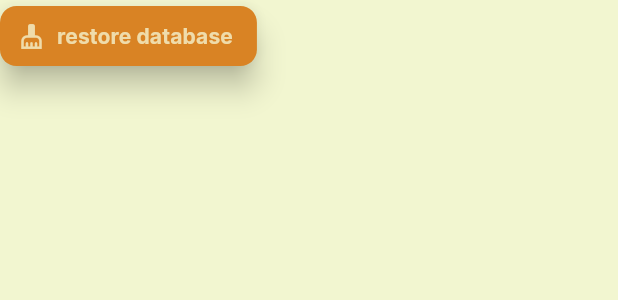
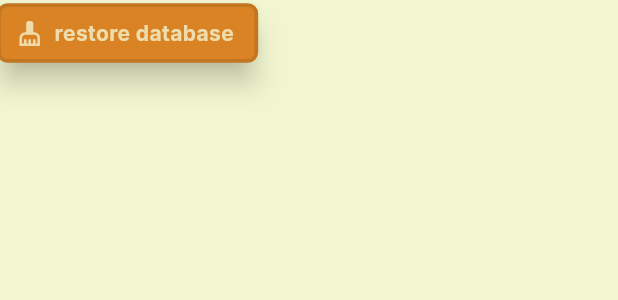
Before and after one commit to miguellrp/tesArte, a Flutter app: the TesArteTextIconButton widget shown alone on an empty page, opened directly, on a phone screen of 412 x 824 dp. Shown: the top 300 px of the screen. Run offline on Flutter 3.47's test engine with Material 3 defaults, Android fonts, the phone set to English and light mode, and no system bars; our stand-ins replace go_router, material_symbols_icons, sqflite, sqflite_common_ffi, transparent_image; missing offline and left inert: window_manager; accounts and stored records are empty.

```diff
--- a/lib/common/components/tesarte_text_icon_button.dart
+++ b/lib/common/components/tesarte_text_icon_button.dart
@@ -1,35 +1,83 @@
 import 'package:flutter/material.dart';
+import 'package:tesArte/common/utils/tesarte_extensions.dart';
 
-class TesArteTextIconButton extends StatelessWidget {
+class TesArteTextIconButton extends StatefulWidget {
   final String text;
-  final IconData? iconData;
+  final IconData? icon;
   final VoidCallback onPressed;
 
   final Color? backgroundColor;
   final Color? foregroundColor;
 
-  const TesArteTextIconButton({super.key,
+  const TesArteTextIconButton({
+    super.key,
     required this.text,
-    this.iconData,
+    this.icon,
     required this.onPressed,
+    this.backgroundColor,
+    this.foregroundColor,
+  });
 
-    this.backgroundColor,
-    this.foregroundColor
-  });
+  @override
+  State<TesArteTextIconButton> createState() => _TesArteTextIconButtonState();
+}
+
+class _TesArteTextIconButtonState extends State<TesArteTextIconButton> {
+  late final FocusNode _focusNode;
+
+  @override
+  void initState() {
+    super.initState();
+    _focusNode = FocusNode();
+  }
+
+  @override
+  void dispose() {
+    _focusNode.dispose();
+    super.dispose();
+  }
+
+  void _onFocusAction(bool isFocusing) {
+    setState(() {
+      if (isFocusing) {
+        _focusNode.requestFocus();
+      } else {
+        _focusNode.unfocus();
+      }
+    });
+  }
 
   @override
   Widget build(BuildContext context) {
     return TextButton.icon(
-      label: Text(text),
-      icon: iconData != null ? Icon(iconData) : null,
-      onPressed: () => onPressed(),
+      label: Text(widget.text,
+        style: Theme.of(context).textTheme.bodyMedium!.copyWith(
+          fontWeight: FontWeight.bold,
+          color: widget.foregroundColor ?? Theme.of(context).colorScheme.onSecondary,
+        ),
+      ),
+      icon: widget.icon != null ? Icon(widget.icon, color: widget.foregroundColor ?? Theme.of(context).colorScheme.onSecondary) : null,
+      onPressed: () => widget.onPressed(),
+      focusNode: _focusNode,
+      onFocusChange: (bool isFocusing) => _onFocusAction(isFocusing),
+      onHover: (bool isHovering) => _onFocusAction(isHovering),
       style: ButtonStyle(
-        shape: WidgetStatePropertyAll(RoundedRectangleBorder(borderRadius: BorderRadius.circular(11))),
+        visualDensity: VisualDensity.comfortable,
         elevation: WidgetStatePropertyAll(8),
         shadowColor: WidgetStatePropertyAll(Colors.black),
-        backgroundColor: backgroundColor != null ? WidgetStatePropertyAll(backgroundColor) : WidgetStatePropertyAll(Theme.of(context).colorScheme.secondary),
-        foregroundColor: foregroundColor != null ? WidgetStatePropertyAll(foregroundColor) : WidgetStatePropertyAll(Theme.of(context).colorScheme.onSecondary),
-        textStyle: WidgetStatePropertyAll(Theme.of(context).textTheme.labelLarge!.copyWith(fontWeight: FontWeight.bold))
+        backgroundColor: WidgetStatePropertyAll(widget.backgroundColor ?? Theme.of(context).colorScheme.secondary),
+        foregroundColor: WidgetStatePropertyAll(widget.foregroundColor ?? Theme.of(context).colorScheme.onSecondary),
+        textStyle: WidgetStatePropertyAll(Theme.of(context).textTheme.labelLarge!.copyWith(fontWeight: FontWeight.bold)),
+        shape: WidgetStatePropertyAll(
+          RoundedRectangleBorder(
+            borderRadius: BorderRadius.circular(5),
+            side: BorderSide(
+              width: 2.5,
+              strokeAlign: _focusNode.hasFocus ? 2.5 : 0.5,
+              color: Theme.of(context).colorScheme.secondary.darken(percent: 0.1),
+            ),
+          ),
+        ),
       ),
     );
   }
--- a/lib/common/components/tesarte_toast.dart
+++ b/lib/common/components/tesarte_toast.dart
@@ -23,12 +23,12 @@ class TesArteToast {
 
   static showSuccessToast(BuildContext context, {required String message}) {
     ScaffoldMessenger.of(context).showSnackBar(SnackBar(
-      backgroundColor: Colors.greenAccent,
+      backgroundColor: Colors.greenAccent.shade100,
       content: Row(
         mainAxisSize: MainAxisSize.min,
         spacing: 5,
         children: [
-          Icon(Icons.check_circle, color: Colors.greenAccent),
+          Icon(Icons.check_circle, color: Colors.green),
           Text(message, style: TextStyle(color: Colors.green)),
         ],
       ),
--- a/lib/common/layouts/skeleton_layout.dart
+++ b/lib/common/layouts/skeleton_layout.dart
@@ -30,7 +30,7 @@ class _SkeletonLayoutState extends State<SkeletonLayout> {
           Text("DevMode", style: TextTheme.of(context).labelSmall!.copyWith(color: Colors.white),),
           TesArteTextIconButton(
             text: "restore database",
-            iconData: Icons.cleaning_services,
+            icon: Icons.cleaning_services,
             onPressed: () {
               TesArteSession.instance.endSession();
               TesArteDBHelper.restoreTesArteDatabase();
--- a/lib/common/utils/tesarte_extensions.dart
+++ b/lib/common/utils/tesarte_extensions.dart
@@ -1,3 +1,7 @@
+import 'dart:ui';
+
+import 'package:flutter/material.dart';
+
 extension ValidationEmptyValue on String? {
   bool get isEmptyOrNull {
     return this == "" || this == null;
@@ -7,3 +11,18 @@ extension ValidationEmptyValue on String? {
     return this != "" && this != null;
   }
 }
+
+extension DarkenLightenColorExtension on Color {
+  /* Darken and Lighten extensions thanks to @Tien Do Nam: https://stackoverflow.com/a/75514666 */
+  Color darken({double percent = 0.1}) {
+    assert(0 <= percent && percent <= 1);
+
+    return Color.lerp(this, Colors.black, percent)!;
+  }
+
+  Color lighten({double percent = 0.1}) {
+    assert(0 <= percent && percent <= 1);
+
+    return Color.lerp(this, Colors.white, percent)!;
+  }
+}
--- a/lib/main.dart
+++ b/lib/main.dart
@@ -95,9 +95,9 @@ final TextTheme tesArteTextTheme = TextTheme(
   bodyLarge: TextStyle(fontFamily: 'Inter', fontSize: 16),
   bodyMedium: TextStyle(fontFamily: 'Inter', fontSize: 14),
   bodySmall: TextStyle(fontFamily: 'Inter', fontSize: 12),
-  labelLarge: TextStyle(fontFamily: 'Inter', fontSize: 14),
-  labelMedium: TextStyle(fontFamily: 'Inter', fontSize: 12),
-  labelSmall: TextStyle(fontFamily: 'Inter', fontSize: 11),
+  labelLarge: TextStyle(fontFamily: 'WinkyRough', fontSize: 16),
+  labelMedium: TextStyle(fontFamily: 'WinkyRough', fontSize: 14),
+  labelSmall: TextStyle(fontFamily: 'WinkyRough', fontSize: 13),
 );
 
 /* ----------------------------- */
--- a/lib/models/user/user.dart
+++ b/lib/models/user/user.dart
@@ -48,11 +48,13 @@ class User {
     }
   }
 
-  Future<void> get() async {
+  Future<void> getLastLoggedUser() async {
     final Database tesArteDB = await TesArteDBHelper.openTesArteDatabase();
 
     try {
-      final List<Map<String, Object?>> usersMapList = await tesArteDB.query(_tableName, limit: 1);
+      final List<Map<String, Object?>> usersMapList = await tesArteDB.query(_tableName,
+          orderBy: "a_last_login_date asc",
+          limit: 1);
       // TODO: multiple accounts
       Map<String, Object?> firstMap = usersMapList.first;
 
--- a/pubspec.yaml
+++ b/pubspec.yaml
@@ -81,3 +81,8 @@ flutter:
         - asset: lib/assets/fonts/Inter/Inter-VariableFont.ttf
         - asset: lib/assets/fonts/Inter/Inter-Italic-VariableFont.ttf
           style: italic
+    - family: WinkyRough
+      fonts:
+        - asset: lib/assets/fonts/WinkyRough/WinkyRough-VariableFont.ttf
+        - asset: lib/assets/fonts/WinkyRough/WinkyRough-Italic-VariableFont.ttf
+          style: italic
```
Also changed, not shown: lib/views/welcome_view/welcome_view.dart (+55 -45 lines), lib/assets/fonts/WinkyRough/WinkyRough-Italic-VariableFont.ttf (added), lib/assets/fonts/WinkyRough/WinkyRough-VariableFont.ttf (added).
